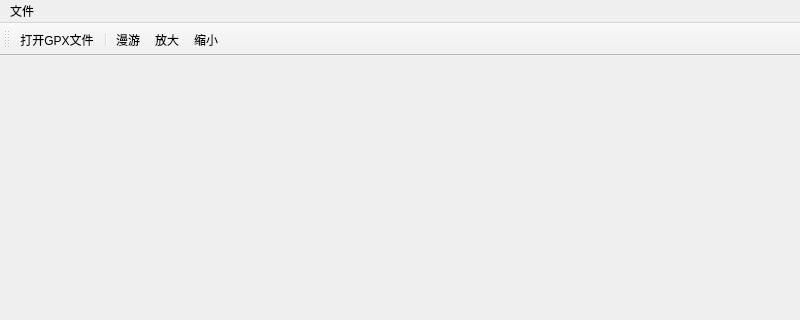
Above: GPSTrackEditer.ui from dslwz2008/GPSTrackEditer before the change; both pictures show x 0 to 800 and y 0 to 320 of the 800 by 600 pixel window. Below: the same form after it.
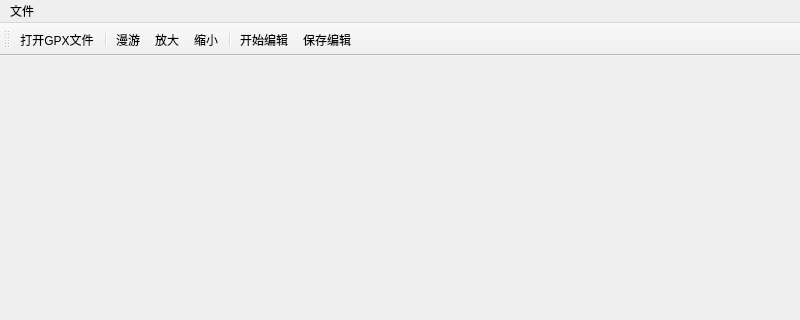
That is the form after the change. Icons and pictures are not drawn.

What changed in the file:
```diff
--- a/GPSTrackEditer.ui
+++ b/GPSTrackEditer.ui
@@ -51,6 +51,9 @@
    <addaction name="action_Pan"/>
    <addaction name="action_ZoomIn"/>
    <addaction name="action_ZoomOut"/>
+   <addaction name="separator"/>
+   <addaction name="action_StartEditing"/>
+   <addaction name="action_Save"/>
   </widget>
   <action name="action_OpenGPXFile">
    <property name="icon">
@@ -118,6 +121,29 @@
     <string>漫游</string>
    </property>
   </action>
+  <action name="action_StartEditing">
+   <property name="checkable">
+    <bool>true</bool>
+   </property>
+   <property name="icon">
+    <iconset>
+     <normalon>:/icons/icons/EditingEditLine32.png</normalon>
+    </iconset>
+   </property>
+   <property name="text">
+    <string>开始编辑</string>
+   </property>
+  </action>
+  <action name="action_Save">
+   <property name="icon">
+    <iconset>
+     <normalon>:/icons/icons/EditingSaveEdits_B_32.png</normalon>
+    </iconset>
+   </property>
+   <property name="text">
+    <string>保存编辑</string>
+   </property>
+  </action>
  </widget>
  <resources>
   <include location="GPSTrackEditer.qrc"/>
```
Left out of the diff: 5 changed lines with no effect on the pictures.
